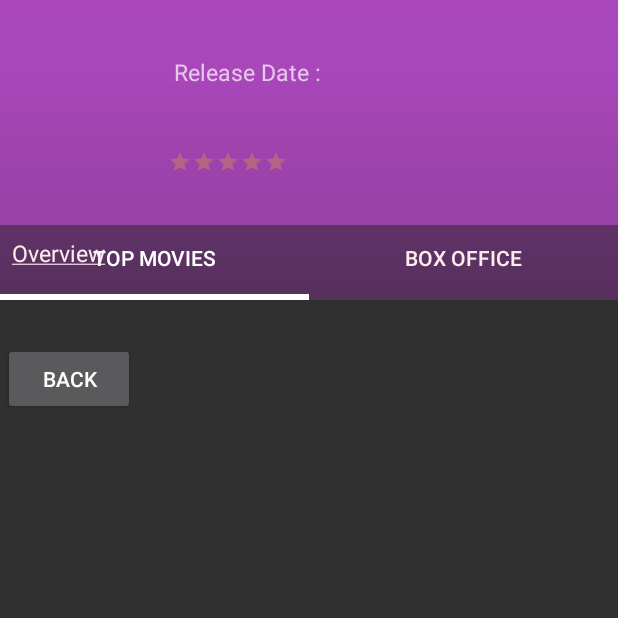
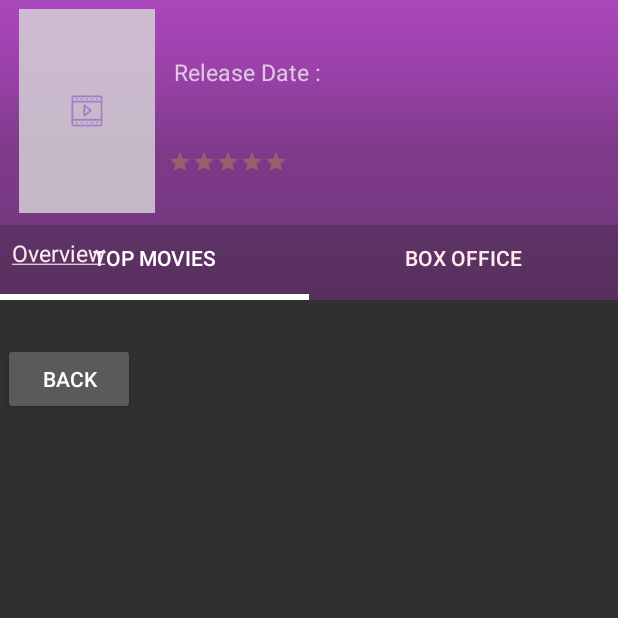
Before and after one commit to bipin-adh/volley, an Android app: the fragment DialogFragmentMoreInfo placed in its activity, on a phone screen of 412 x 824 dp, the top half of it. Run offline under Robolectric (Android 15) with nearby library versions, the phone set to English and light mode, and no system bars; our stand-ins replace Volley; network calls fail; 3 statements that could not run were skipped.

Commit message:
loading removed

```diff
--- a/app/src/main/java/com/example/volleydemo/adapters/BoxOfficeAdapter.java
+++ b/app/src/main/java/com/example/volleydemo/adapters/BoxOfficeAdapter.java
@@ -48,9 +48,9 @@ public class BoxOfficeAdapter extends RecyclerView.Adapter<BoxOfficeAdapter.MyHo
         this.onMoreInfoClickListener = onMoreInfoClickListener;
 
         options = new DisplayImageOptions.Builder()
-                .showImageOnLoading(R.drawable.ic_autorenew_black_24dp) // resource or drawable
-                .showImageForEmptyUri(R.drawable.ic_empty_24dp) // resource or drawable
-                .showImageOnFail(R.drawable.ic_image_on_fail_24dp).build();
+                .showImageOnLoading(null) // resource or drawable
+                .showImageForEmptyUri(null) // resource or drawable
+                .showImageOnFail(null).build();
         imageLoader = ImageLoader.getInstance();
         imageLoader.init(ImageLoaderConfiguration.createDefault(context));
 
--- a/app/src/main/res/layout/content_fragment_boxoffice.xml
+++ b/app/src/main/res/layout/content_fragment_boxoffice.xml
@@ -38,6 +38,7 @@
                 android:layout_marginLeft="@dimen/spacing_4dp"
                 android:layout_marginTop="@dimen/spacing_4dp"
                 android:layout_marginBottom="@dimen/spacing_4dp"
+                android:src="@drawable/default_poster"
 
                 />
 
--- a/app/src/main/res/layout/moreinfo_diagfrag.xml
+++ b/app/src/main/res/layout/moreinfo_diagfrag.xml
@@ -15,9 +15,8 @@
             android:id="@+id/dialog_backdrop_image"
             android:layout_width="match_parent"
             android:layout_height="150dp"
-            android:background="@drawable/custom_dialog_gradient"
             android:scaleType="fitXY"
-            android:src="@drawable/custom_dialog_gradient" />
+             />
 
         <ImageView
             android:id="@+id/dialog_backdrop_overlay"
@@ -40,6 +39,7 @@
 
             <ImageView
                 android:id="@+id/dialog_poster_image"
+                android:src="@drawable/default_poster"
                 android:layout_width="100dp"
                 android:layout_height="136dp"
                 android:layout_marginRight="4dp"
```
Also changed, not shown: app/src/main/java/com/example/volleydemo/fragments/DialogFragmentMoreInfo.java (+4 -3 lines), app/src/main/res/drawable/default_poster.jpg (added), app/src/main/res/mipmap-hdpi/ic_launcher.png, app/src/main/res/mipmap-mdpi/ic_launcher.png, app/src/main/res/mipmap-xhdpi/ic_launcher.png, app/src/main/res/mipmap-xxhdpi/ic_launcher.png, app/src/main/res/mipmap-xxxhdpi/ic_launcher.png, 1 other file.
